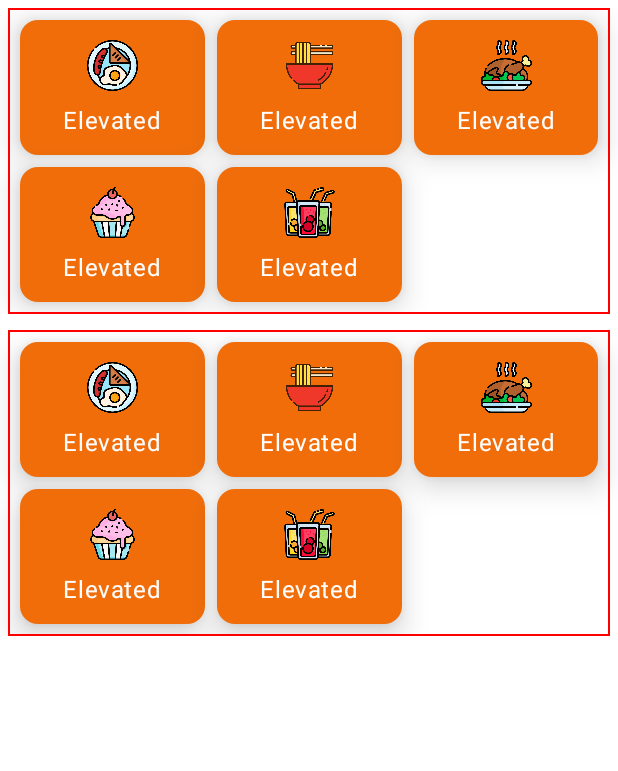
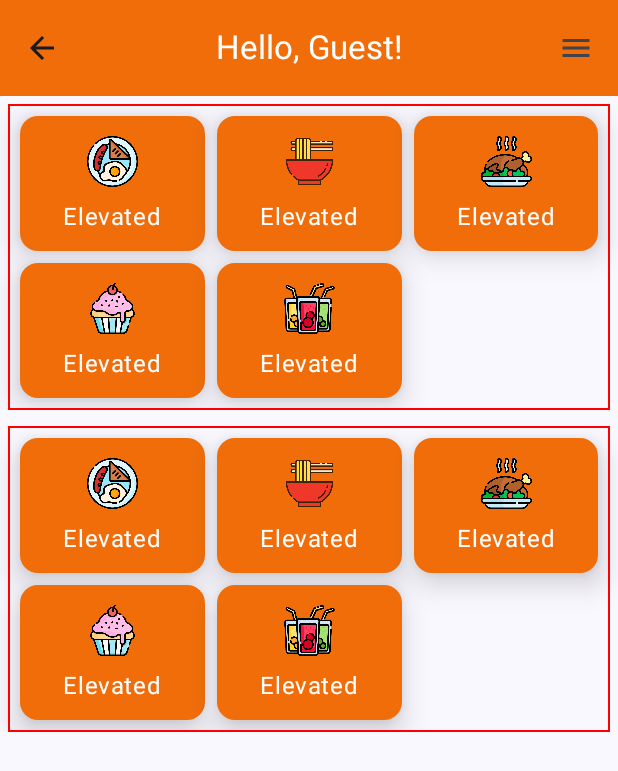
Before and after one commit to SamreenAsif/KitchenKravings, an Android app built with Jetpack Compose: the MainActivity screen opened directly, with no data from a screen before it, on a phone screen of 412 x 824 dp. Shown: the top 771 px of the screen. Run offline under Robolectric (Android 15) with nearby library versions, the phone set to English and light mode, and no system bars; libraries missing offline, so code that uses them is left out: com.google.android.gms.

Commit message:
Added App Bar

```diff
--- a/app/src/main/java/com/example/recipebook/MainActivity.kt
+++ b/app/src/main/java/com/example/recipebook/MainActivity.kt
@@ -1,6 +1,8 @@
 package com.example.recipebook
 
 import android.os.Bundle
+import android.util.Log
+import android.widget.Toast
 import androidx.activity.ComponentActivity
 import androidx.activity.compose.setContent
 import androidx.compose.foundation.Image
@@ -12,6 +14,7 @@ import androidx.compose.foundation.layout.Column
 import androidx.compose.foundation.layout.PaddingValues
 import androidx.compose.foundation.layout.Row
 import androidx.compose.foundation.layout.Spacer
+import androidx.compose.foundation.layout.calculateStartPadding
 import androidx.compose.foundation.layout.fillMaxSize
 import androidx.compose.foundation.layout.fillMaxWidth
 import androidx.compose.foundation.layout.height
@@ -47,6 +50,7 @@ import androidx.compose.material3.Text
 import androidx.compose.material3.TopAppBarDefaults
 import androidx.compose.material3.rememberTopAppBarState
 import androidx.compose.runtime.Composable
+import androidx.compose.runtime.LaunchedEffect
 import androidx.compose.runtime.getValue
 import androidx.compose.runtime.mutableStateOf
 import androidx.compose.runtime.remember
@@ -78,12 +82,14 @@ class MainActivity : ComponentActivity() {
                 ) {
 //                    PreviewCategoryGrid()
 //                  fullpage()
-                    Column(){
-                        CategoryButton(imageResourceIds)
 
-                        CategoryButton(imageResourceIds)
-
-                    }
+                    CenterAlignedTopAppBarExample("Guest")
+//                    Column(){
+//                        CategoryButton(imageResourceIds)
+//
+//                        CategoryButton(imageResourceIds)
+//
+//                    }
                 }
             }
         }
@@ -94,12 +100,11 @@ class MainActivity : ComponentActivity() {
 
 @OptIn(ExperimentalMaterial3Api::class)
 @Composable
-fun CenterAlignedTopAppBarExample() {
+fun CenterAlignedTopAppBarExample(username : String) {
     val scrollBehavior = TopAppBarDefaults.pinnedScrollBehavior(rememberTopAppBarState())
 
     Scaffold(
         modifier = Modifier.nestedScroll(scrollBehavior.nestedScrollConnection),
-
         topBar = {
             CenterAlignedTopAppBar(
                 colors = TopAppBarDefaults.centerAlignedTopAppBarColors(
@@ -108,7 +113,7 @@ fun CenterAlignedTopAppBarExample() {
                 ),
                 title = {
                     Text(
-                        "Centered Top App Bar",
+                        "Hello, $username!" ,
                         maxLines = 1,
                         overflow = TextOverflow.Ellipsis
                     )
@@ -133,23 +138,18 @@ fun CenterAlignedTopAppBarExample() {
             )
         },
     ) { innerPadding ->
-        CategoryButton(images = imageResourceIds, modifier = Modifier.padding(innerPadding))
+        fullPage(innerPadding = innerPadding)
 
     }
 }
 @Composable
-fun ScrollContent(innerPadding: PaddingValues) {
-    val range = 1..100
+fun fullPage(innerPadding: PaddingValues) {
+    Column(
+        modifier = Modifier.padding(innerPadding)
+    ) {
+        CategoryButton(images = imageResourceIds)
+        CategoryButton(images = imageResourceIds)
 
-    LazyColumn(
-        modifier = Modifier
-            .fillMaxSize(),
-        contentPadding = innerPadding,
-        verticalArrangement = Arrangement.spacedBy(8.dp)
-    ) {
-        items(range.count()) { index ->
-            Text(text = "- List item number ${index + 1}")
-        }
     }
 }
 //---------------------------------------------
@@ -164,17 +164,19 @@ val imageResourceIds = listOf(
 )
 
 @Composable
-fun CategoryButton (images: List<Int> , modifier: Modifier = Modifier){
+fun CategoryButton (images: List<Int> ){
     Column(
-        modifier =  modifier
+        modifier = Modifier
             .padding(5.dp)
 //            .fillMaxWidth()
 //            .height(200.dp)
             .border(1.dp, Color.Red)
                 ,
+
         verticalArrangement = Arrangement.spacedBy(50.dp),
         horizontalAlignment = Alignment.CenterHorizontally,
     ){
+
         LazyVerticalGrid(
             columns = GridCells.Adaptive(minSize = 100.dp) ,
             contentPadding = PaddingValues(horizontal = 8.dp, vertical = 8.dp),
@@ -185,6 +187,7 @@ fun CategoryButton (images: List<Int> , modifier: Modifier = Modifier){
                 ElevatedButtonExample(category)
             }
         }
+
 //        ElevatedButtonExample({})
     }
 }
@@ -210,6 +213,7 @@ fun ElevatedButtonExample(img: Int) {
                 .padding(5.dp)
 //                .border(1.dp , Color.Black)
         ) {
+
             // Create icon using the img variable passed to it
             Image(
                 painter = painterResource(id = img),
```
Also changed, not shown: 1 other file.
